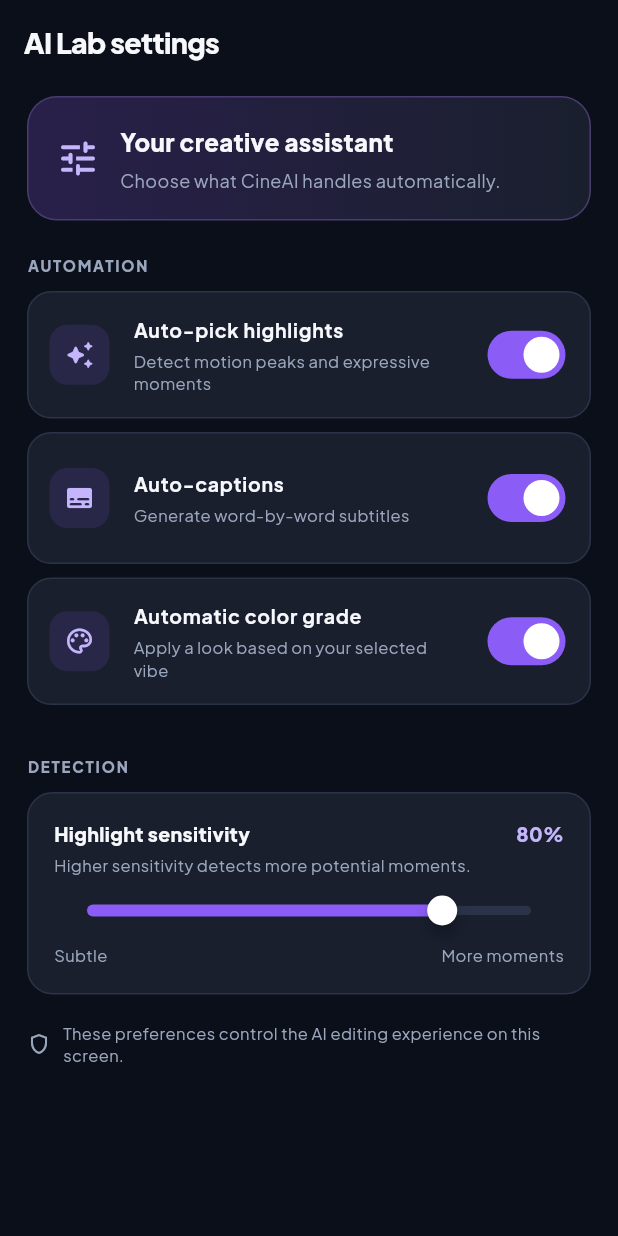
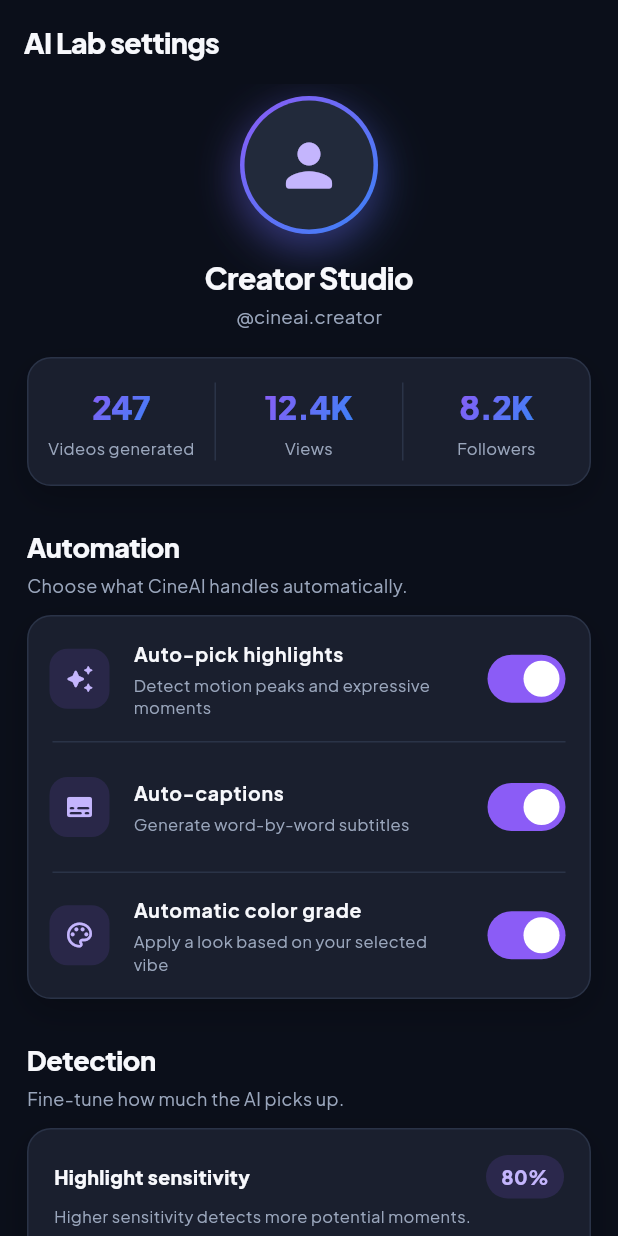
Before and after one commit to eliasmarga50-png/video_editor_interface, a Flutter app: the AILabSettingsScreen screen opened by its route, on a phone screen of 412 x 824 dp. Run offline on Flutter 3.47's test engine with Material 3 defaults, Android fonts, the light colour scheme and no system bars; our stand-ins replace drift, flutter_riverpod, flutter_staggered_animations, go_router, google_fonts, shimmer; accounts and stored records are empty; generated files the repository leaves out were written again.

Commit message:
style(lab): add profile header, stats row and grouped settings cards

```diff
--- a/lib/presentation/screens/ai_lab_settings_screen.dart
+++ b/lib/presentation/screens/ai_lab_settings_screen.dart
@@ -1,7 +1,8 @@
-
 import 'package:flutter/material.dart';
 import 'package:flutter_riverpod/flutter_riverpod.dart';
+import 'package:flutter_staggered_animations/flutter_staggered_animations.dart';
 import '../../core/theme/theme.dart';
+import '../widgets/cine_widgets.dart';
 
 class AILabSettingsScreen extends ConsumerStatefulWidget {
   const AILabSettingsScreen({super.key});
@@ -22,67 +23,29 @@ class _AILabSettingsScreenState
   Widget build(BuildContext context) {
     return Scaffold(
       appBar: AppBar(title: const Text('AI Lab settings')),
-      body: ListView(
+      body: AnimationLimiter(
+        child: ListView(
           padding: const EdgeInsets.fromLTRB(18, 8, 18, 24),
+          children: AnimationConfiguration.toStaggeredList(
+            duration: const Duration(milliseconds: 420),
+            childAnimationBuilder: (widget) => SlideAnimation(
+              verticalOffset: 36,
+              child: FadeInAnimation(child: widget),
+            ),
             children: [
-          Container(
-            padding: const EdgeInsets.all(18),
-            decoration: BoxDecoration(
-              gradient: const LinearGradient(
-                colors: [
-                  Color(0xFF29204A),
-                  CineAITheme.surface,
-                ],
+              _profileHeader(),
+              const SizedBox(height: 18),
+              _statsRow(),
+              const SizedBox(height: 28),
+              const SectionHeader(
+                title: 'Automation',
+                subtitle: 'Choose what CineAI handles automatically.',
               ),
-              borderRadius: BorderRadius.circular(20),
-              border: Border.all(
-                color: const Color(0xFF4A3C70),
-              ),
-            ),
-            child: const Row(
+              const SizedBox(height: 12),
+              AppCard(
+                padding: EdgeInsets.zero,
+                child: Column(
                   children: [
-                Icon(
-                  Icons.tune_rounded,
-                  color: Color(0xFFC4B5FD),
-                  size: 30,
-                ),
-                SizedBox(width: 13),
-                Expanded(
-                  child: Column(
-                    crossAxisAlignment: CrossAxisAlignment.start,
-                    children: [
-                      Text(
-                        'Your creative assistant',
-                        style: TextStyle(
-                          fontWeight: FontWeight.w800,
-                          fontSize: 16,
-                        ),
-                      ),
-                      SizedBox(height: 5),
-                      Text(
-                        'Choose what CineAI handles automatically.',
-                        style: TextStyle(
-                          color: CineAITheme.textSecondary,
-                          fontSize: 12,
-                        ),
-                      ),
-                    ],
-                  ),
-                ),
-              ],
-            ),
-          ),
-          const SizedBox(height: 23),
-          const Text(
-            'AUTOMATION',
-            style: TextStyle(
-              color: CineAITheme.textSecondary,
-              fontSize: 10,
-              fontWeight: FontWeight.w900,
-              letterSpacing: 1.2,
-            ),
-          ),
-          const SizedBox(height: 10),
                     _settingTile(
                       icon: Icons.auto_awesome_rounded,
                       title: 'Auto-pick highlights',
@@ -92,6 +55,7 @@ class _AILabSettingsScreenState
                         setState(() => autoHighlights = value);
                       },
                     ),
+                    _divider(),
                     _settingTile(
                       icon: Icons.subtitles_rounded,
                       title: 'Auto-captions',
@@ -101,6 +65,7 @@ class _AILabSettingsScreenState
                         setState(() => autoCaptions = value);
                       },
                     ),
+                    _divider(),
                     _settingTile(
                       icon: Icons.palette_outlined,
                       title: 'Automatic color grade',
@@ -110,24 +75,17 @@ class _AILabSettingsScreenState
                         setState(() => autoColorGrade = value);
                       },
                     ),
-          const SizedBox(height: 25),
-          const Text(
-            'DETECTION',
-            style: TextStyle(
-              color: CineAITheme.textSecondary,
-              fontSize: 10,
-              fontWeight: FontWeight.w900,
-              letterSpacing: 1.2,
+                  ],
                 ),
               ),
-          const SizedBox(height: 10),
-          Container(
+              const SizedBox(height: 28),
+              const SectionHeader(
+                title: 'Detection',
+                subtitle: 'Fine-tune how much the AI picks up.',
+              ),
+              const SizedBox(height: 12),
+              AppCard(
                 padding: const EdgeInsets.all(17),
-            decoration: BoxDecoration(
-              color: CineAITheme.surface,
-              borderRadius: BorderRadius.circular(17),
-              border: Border.all(color: CineAITheme.border),
-            ),
                 child: Column(
                   crossAxisAlignment: CrossAxisAlignment.start,
                   children: [
@@ -139,11 +97,21 @@ class _AILabSettingsScreenState
                             style: TextStyle(fontWeight: FontWeight.w800),
                           ),
                         ),
-                    Text(
+                        Container(
+                          padding: const EdgeInsets.symmetric(
+                            horizontal: 10,
+                            vertical: 5,
+                          ),
+                          decoration: BoxDecoration(
+                            color: CineAITheme.violet.withValues(alpha: .15),
+                            borderRadius: BorderRadius.circular(20),
+                          ),
+                          child: Text(
                             '${(sensitivity * 100).round()}%',
                             style: const TextStyle(
-                        color: Color(0xFFC4B5FD),
+                              color: CineAITheme.lavender,
                               fontWeight: FontWeight.w800,
+                            ),
                           ),
                         ),
                       ],
@@ -184,7 +152,7 @@ class _AILabSettingsScreenState
                   ],
                 ),
               ),
-          const SizedBox(height: 18),
+              const SizedBox(height: 20),
               const Row(
                 children: [
                   Icon(
@@ -207,7 +175,107 @@ class _AILabSettingsScreenState
               ),
             ],
           ),
+        ),
+      ),
     );
+  }
+
+  Widget _profileHeader() {
+    return Column(
+      children: [
+        Container(
+          width: 92,
+          height: 92,
+          padding: const EdgeInsets.all(3),
+          decoration: BoxDecoration(
+            shape: BoxShape.circle,
+            gradient: CineAITheme.accentGradient,
+            boxShadow: CineAITheme.glow(alpha: .3, blur: 22),
+          ),
+          child: Container(
+            decoration: const BoxDecoration(
+              shape: BoxShape.circle,
+              color: CineAITheme.surfaceElevated,
+            ),
+            child: const Icon(
+              Icons.person_rounded,
+              size: 46,
+              color: CineAITheme.lavender,
+            ),
+          ),
+        ),
+        const SizedBox(height: 14),
+        const Text(
+          'Creator Studio',
+          style: TextStyle(
+            fontSize: 20,
+            fontWeight: FontWeight.w800,
+            letterSpacing: -.4,
+          ),
+        ),
+        const SizedBox(height: 3),
+        const Text(
+          '@cineai.creator',
+          style: TextStyle(
+            color: CineAITheme.textSecondary,
+            fontSize: 12.5,
+          ),
+        ),
+      ],
+    );
+  }
+
+  Widget _statsRow() {
+    return AppCard(
+      padding: const EdgeInsets.symmetric(vertical: 16),
+      child: IntrinsicHeight(
+        child: Row(
+          children: [
+            _statCell('247', 'Videos generated'),
+            const VerticalDivider(width: 1, thickness: 1),
+            _statCell('12.4K', 'Views'),
+            const VerticalDivider(width: 1, thickness: 1),
+            _statCell('8.2K', 'Followers'),
+          ],
+        ),
+      ),
+    );
+  }
+
+  Widget _statCell(String value, String label) {
+    return Expanded(
+      child: Column(
+        mainAxisSize: MainAxisSize.min,
+        children: [
+          ShaderMask(
+            shaderCallback: (rect) =>
+                CineAITheme.accentGradient.createShader(rect),
+            child: Text(
+              value,
+              style: const TextStyle(
+                color: Colors.white,
+                fontSize: 22,
+                fontWeight: FontWeight.w800,
+                letterSpacing: -.5,
+              ),
+            ),
+          ),
+          const SizedBox(height: 4),
+          Text(
+            label,
+            textAlign: TextAlign.center,
+            style: const TextStyle(
+              color: CineAITheme.textSecondary,
+              fontSize: 11,
+            ),
+          ),
+        ],
+      ),
+    );
+  }
+
+  Widget _divider() {
+    return const Divider(height: 1, thickness: 1, indent: 16, endIndent: 16);
   }
 
   Widget _settingTile({
@@ -217,14 +285,7 @@ class _AILabSettingsScreenState
     required bool value,
     required ValueChanged<bool> onChanged,
   }) {
-    return Container(
-      margin: const EdgeInsets.only(bottom: 9),
-      decoration: BoxDecoration(
-        color: CineAITheme.surface,
-        borderRadius: BorderRadius.circular(16),
-        border: Border.all(color: CineAITheme.border),
-      ),
-      child: SwitchListTile(
+    return SwitchListTile(
       contentPadding: const EdgeInsets.fromLTRB(14, 7, 12, 7),
       secondary: Container(
         width: 40,
@@ -235,7 +296,7 @@ class _AILabSettingsScreenState
         ),
         child: Icon(
           icon,
-            color: const Color(0xFFC4B5FD),
+          color: CineAITheme.lavender,
           size: 20,
         ),
       ),
@@ -259,7 +320,6 @@ class _AILabSettingsScreenState
       ),
       value: value,
       onChanged: onChanged,
-      ),
     );
   }
 }
```
Lines whose indentation alone changed are shown as unchanged.
